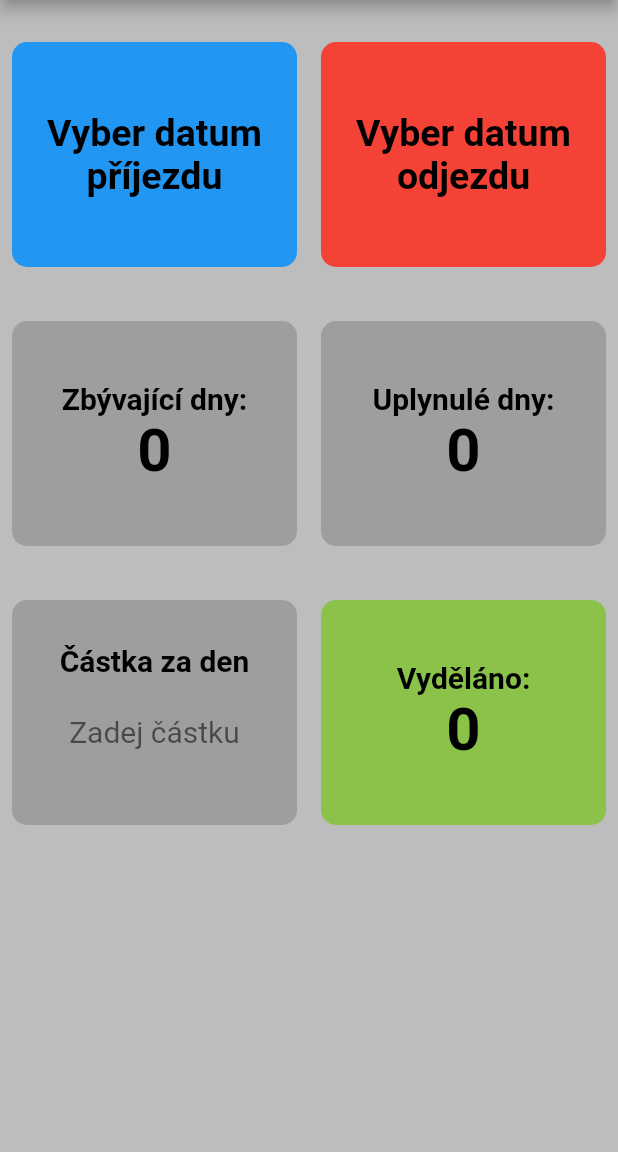
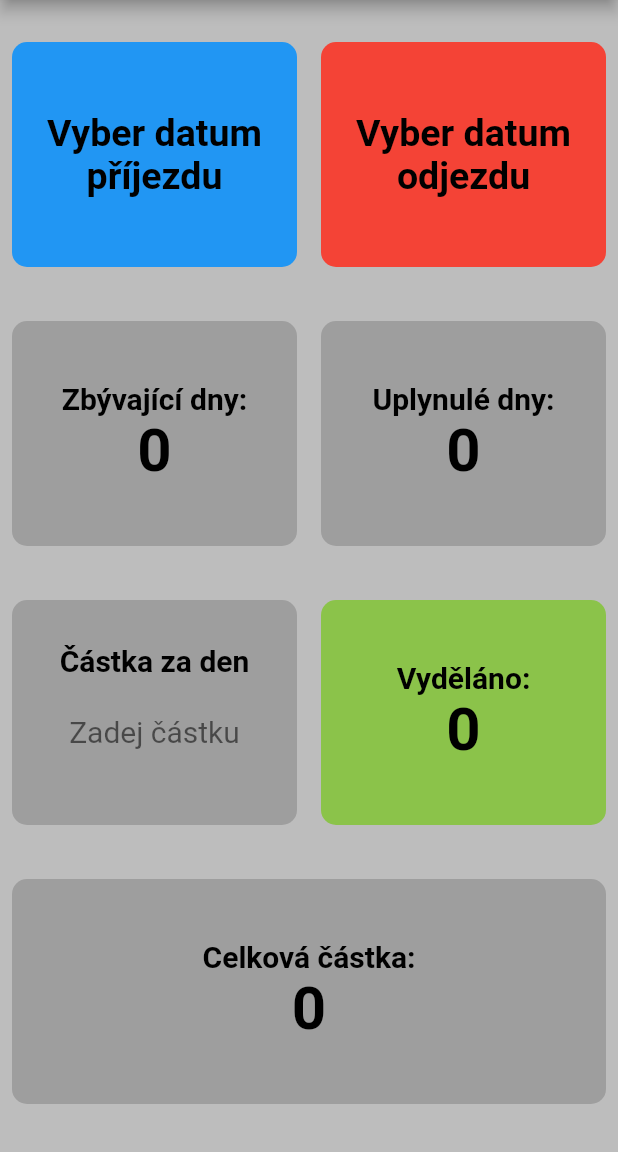
Before and after one commit to luklukass/motivator_with_initial_value, a Flutter app: the screen it shows after launch, on a phone screen of 412 x 824 dp, the part 84-1236 px from its top. Run offline on Flutter 3.47's test engine with Material 2 defaults, Android fonts, the light colour scheme and no system bars; our stand-ins replace shared_preferences.

Commit message:
almost done

```diff
--- a/lib/main.dart
+++ b/lib/main.dart
@@ -46,12 +46,18 @@ class _ScrolledLayoutState extends State<ScrolledLayout> {
   int remainingDays = 0;
   int passedDays = 0;
   int totalEarnedMoney = 0;
+  int totalSalary = 0;
   var f = NumberFormat('#,###');
   TextEditingController earnedMoneyController = TextEditingController();
 
   void saveEarnedMoney(int value) async {
     SharedPreferences prefs = await SharedPreferences.getInstance();
     prefs.setInt('earnedMoney', value);
+  }
+
+  void savetotalSalary(int value) async {
+    SharedPreferences prefs = await SharedPreferences.getInstance();
+    prefs.setInt('totalSalary', value);
   }
 
   @override
@@ -67,6 +73,7 @@ class _ScrolledLayoutState extends State<ScrolledLayout> {
           computePassedDays();
           computeRemainingDays();
           computeEarnedMoney();
+          computetotalSalary();
         });
       }
 
@@ -76,6 +83,7 @@ class _ScrolledLayoutState extends State<ScrolledLayout> {
           computePassedDays();
           computeRemainingDays();
           computeEarnedMoney();
+          computetotalSalary();
         });
       }
 
@@ -87,6 +95,11 @@ class _ScrolledLayoutState extends State<ScrolledLayout> {
       if (prefs.containsKey('earnedMoneyPerDay')) {
         setState(() {
           earnedMoneyController.text = prefs.getInt('earnedMoneyPerDay').toString();
+        });
+      }
+      if (prefs.containsKey('totalSalary')) {
+        setState(() {
+          totalSalary = prefs.getInt('totalSalary') ?? 0;
         });
       }
     });
@@ -120,6 +133,7 @@ class _ScrolledLayoutState extends State<ScrolledLayout> {
         computePassedDays();
         computeRemainingDays();
         computeEarnedMoney();
+        computetotalSalary();
       });
 
       // Save arrival date to shared preferences
@@ -149,6 +163,7 @@ class _ScrolledLayoutState extends State<ScrolledLayout> {
         computePassedDays();
         computeRemainingDays();
         computeEarnedMoney();
+        computetotalSalary();
       });
 
       // Save departure date to shared preferences
@@ -172,6 +187,21 @@ class _ScrolledLayoutState extends State<ScrolledLayout> {
       passedDays = difference.inDays;
     } else {
       passedDays = 0;
+    }
+  }
+
+  void computetotalSalary() {
+    if (arrivalDate != null && departureDate != null && earnedMoneyController.text.isNotEmpty) {
+      int earnedMoneyPerDay = int.tryParse(earnedMoneyController.text) ?? 0;
+      int totalDays = passedDays + remainingDays + 1;
+      totalSalary = earnedMoneyPerDay * totalDays;
+      savetotalSalary(totalSalary); // Save total salary value
+
+      // Save the input value to shared preferences
+      saveEarnedMoneyPerDay(earnedMoneyPerDay);
+    } else {
+      totalSalary = 0;
+      savetotalSalary(0); // Save 0 when no value is available
     }
   }
 
@@ -199,6 +229,14 @@ class _ScrolledLayoutState extends State<ScrolledLayout> {
       computeEarnedMoney();
     });
   }
+
+
+  void handleCheckButt() {
+    setState(() {
+      computetotalSalary();
+    });
+  }
+
 
   @override
   Widget build(BuildContext context) {
@@ -469,6 +507,52 @@ class _ScrolledLayoutState extends State<ScrolledLayout> {
                 ),
               ],
             ),
+            SizedBox(height: 20),
+            Row(
+              children: [
+                Expanded(
+                  child: GestureDetector(
+                    onTap: handleCheckButt,
+                    child: Padding(
+                      padding: const EdgeInsets.all(8.0),
+                      child: ClipRRect(
+                        borderRadius: BorderRadius.circular(10), // Set circular corners
+                        child: Container(
+                          height: 150,
+                          color: Colors.grey,
+                          child: Center(
+                            child: RichText(
+                              textAlign: TextAlign.center,
+                              text: TextSpan(
+                                style: TextStyle(
+                                  color: Colors.black,
+                                ),
+                                children: [
+                                  TextSpan(
+                                    text: 'Celková částka: \n',
+                                    style: TextStyle(
+                                      fontSize: 20,
+                                      fontWeight: FontWeight.bold,
+                                    ),
+                                  ),
+                                  TextSpan(
+                                    text: '${f.format(totalSalary)}'.replaceAll(',', ' '),
+                                    style: TextStyle(
+                                      fontSize: 40,
+                                      fontWeight: FontWeight.bold,
+                                    ),
+                                  ),
+                                ],
+                              ),
+                            ),
+                          ),
+                        ),
+                      ),
+                    ),
+                  ),
+                ),
+              ],
+            ),
           ],
         ),
       ),
```
